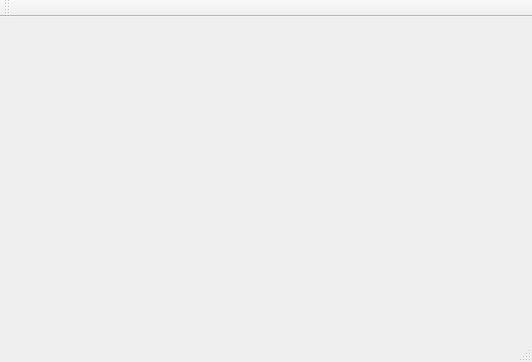
Old version of the form admin-gui/BurgerQuiz-Admin/mainwindow.ui in the repository Tomy2e/burger-quiz.
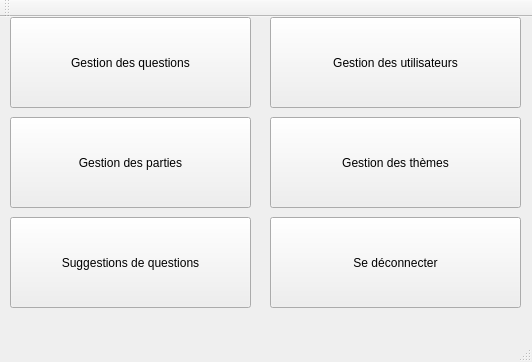
New version of the form. The open tabs and pages were chosen to show the change.

Commit message: Partie connexion SQL fonctionnelle (QT)

Patch:
```diff
--- a/admin-gui/BurgerQuiz-Admin/mainwindow.ui
+++ b/admin-gui/BurgerQuiz-Admin/mainwindow.ui
@@ -24,9 +24,8 @@
      </rect>
     </property>
     <property name="currentIndex">
-     <number>1</number>
+     <number>0</number>
     </property>
-    <widget class="QWidget" name="page"/>
     <widget class="QWidget" name="page_2">
      <widget class="QLabel" name="label">
       <property name="geometry">
@@ -127,6 +126,9 @@
       <property name="focusPolicy">
        <enum>Qt::StrongFocus</enum>
       </property>
+      <property name="text">
+       <string/>
+      </property>
       <property name="echoMode">
        <enum>QLineEdit::Password</enum>
       </property>
@@ -180,6 +182,86 @@
       </property>
      </widget>
     </widget>
+    <widget class="QWidget" name="page">
+     <widget class="QPushButton" name="pushButton_2">
+      <property name="geometry">
+       <rect>
+        <x>10</x>
+        <y>10</y>
+        <width>241</width>
+        <height>91</height>
+       </rect>
+      </property>
+      <property name="text">
+       <string>Gestion des questions</string>
+      </property>
+     </widget>
+     <widget class="QPushButton" name="pushButton_3">
+      <property name="geometry">
+       <rect>
+        <x>270</x>
+        <y>10</y>
+        <width>251</width>
+        <height>91</height>
+       </rect>
+      </property>
+      <property name="text">
+       <string>Gestion des utilisateurs</string>
+      </property>
+     </widget>
+     <widget class="QPushButton" name="pushButton_4">
+      <property name="geometry">
+       <rect>
+        <x>270</x>
+        <y>110</y>
+        <width>251</width>
+        <height>91</height>
+       </rect>
+      </property>
+      <property name="text">
+       <string>Gestion des thèmes</string>
+      </property>
+     </widget>
+     <widget class="QPushButton" name="pushButton_5">
+      <property name="geometry">
+       <rect>
+        <x>10</x>
+        <y>110</y>
+        <width>241</width>
+        <height>91</height>
+       </rect>
+      </property>
+      <property name="text">
+       <string>Gestion des parties</string>
+      </property>
+     </widget>
+     <widget class="QPushButton" name="pushButton_6">
+      <property name="geometry">
+       <rect>
+        <x>10</x>
+        <y>210</y>
+        <width>241</width>
+        <height>91</height>
+       </rect>
+      </property>
+      <property name="text">
+       <string>Suggestions de questions</string>
+      </property>
+     </widget>
+     <widget class="QPushButton" name="pushButton_7">
+      <property name="geometry">
+       <rect>
+        <x>270</x>
+        <y>210</y>
+        <width>251</width>
+        <height>91</height>
+       </rect>
+      </property>
+      <property name="text">
+       <string>Se déconnecter</string>
+      </property>
+     </widget>
+    </widget>
    </widget>
   </widget>
   <widget class="QMenuBar" name="menuBar">
```
The commit also changes 6 other files.
